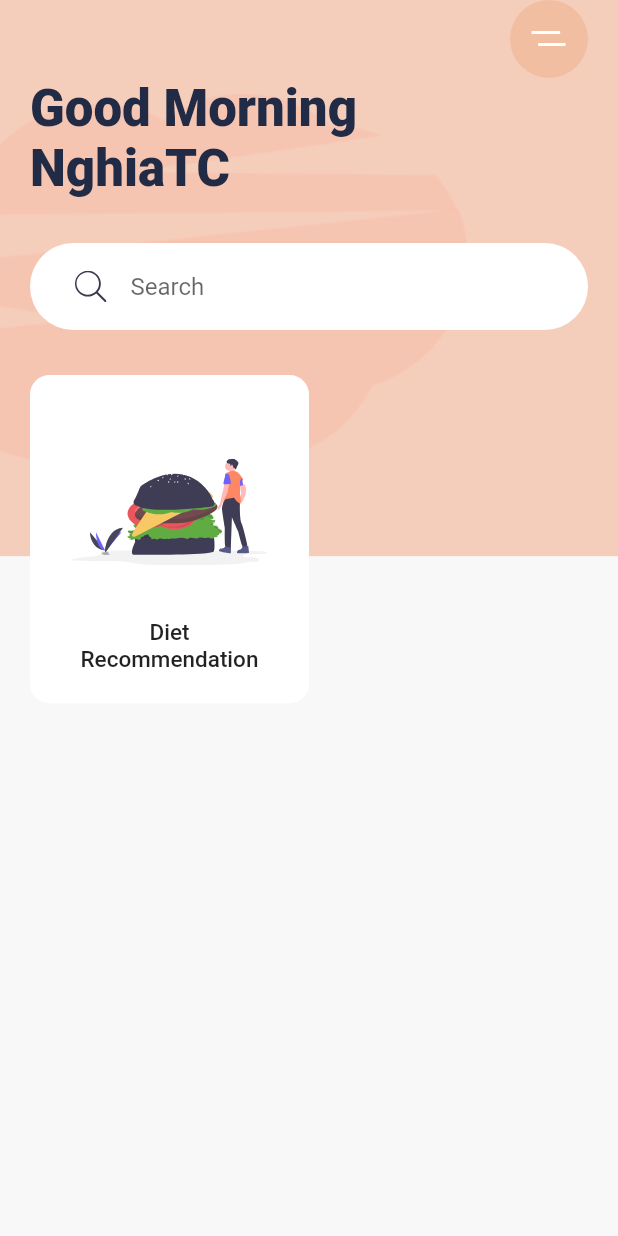
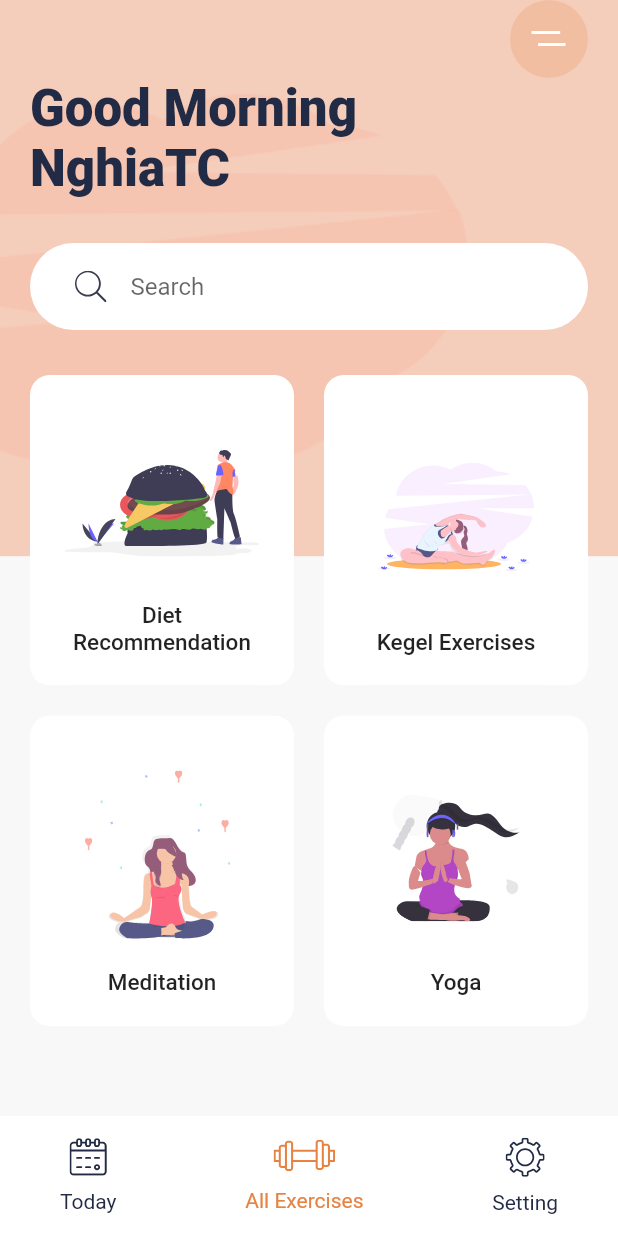
Before and after one commit to congnghia0609/nfitness, a Flutter app: the screen it shows after launch, on a phone screen of 412 x 824 dp. Run offline on Flutter 3.47's test engine with Material 2 defaults, Android fonts, the phone set to English and light mode, and no system bars; our stand-ins replace flutter_svg.

```diff
--- a/lib/main.dart
+++ b/lib/main.dart
@@ -2,6 +2,11 @@ import 'package:flutter/material.dart';
 import 'package:flutter/painting.dart';
 import 'package:flutter_svg/flutter_svg.dart';
 import 'package:nfitness/constants.dart';
+import 'package:nfitness/screens/details_screen.dart';
+
+import 'widgets/bottom_nav_bar.dart';
+import 'widgets/category_card.dart';
+import 'widgets/search_bar.dart';
 
 void main() {
   runApp(MyApp());
@@ -29,6 +34,7 @@ class HomeScreen extends StatelessWidget {
   Widget build(BuildContext context) {
     var size = MediaQuery.of(context).size; // this gonna give us total height and with of our divice
     return Scaffold(
+      bottomNavigationBar: BottomNavBar(),
       body: Stack(
         children: <Widget>[
           Container(
@@ -63,32 +69,45 @@ class HomeScreen extends StatelessWidget {
                   ),
                   Text(
                     "Good Morning \nNghiaTC",
-                    style: Theme.of(context)
-                        .textTheme
-                        .display1
-                        .copyWith(fontWeight: FontWeight.w900),
+                    style: Theme.of(context).textTheme.display1.copyWith(fontWeight: FontWeight.w900),
                   ),
-                  Container(
-                    margin: EdgeInsets.symmetric(vertical: 30),
-                    padding: EdgeInsets.symmetric(horizontal: 30, vertical: 5),
-                    decoration: BoxDecoration(
-                      color: Colors.white,
-                      borderRadius: BorderRadius.circular(29.5),
-                    ),
-                    child: TextField(
-                      decoration: InputDecoration(
-                        hintText: "Search",
-                        icon: SvgPicture.asset("assets/icons/search.svg"),
-                        border: InputBorder.none,
-                      ),
-                    ),
-                  ),
+                  SearchBar(),
                   Expanded(
                     child: GridView.count(
                       crossAxisCount: 2,
                       childAspectRatio: .85,
+                      crossAxisSpacing: 20,
+                      mainAxisSpacing: 20,
                       children: <Widget>[
-                        CategoryCard(),
+                        CategoryCard(
+                          title: "Diet Recommendation",
+                          svgSrc: "assets/icons/Hamburger.svg",
+                          press: () {},
+                        ),
+                        CategoryCard(
+                          title: "Kegel Exercises",
+                          svgSrc: "assets/icons/Excrecises.svg",
+                          press: () {},
+                        ),
+                        CategoryCard(
+                          title: "Meditation",
+                          svgSrc: "assets/icons/Meditation.svg",
+                          press: () {
+                            Navigator.push(
+                              context,
+                              MaterialPageRoute(
+                                builder: (context) {
+                                  return DetailsScreen();
+                                },
+                              ),
+                            );
+                          },
+                        ),
+                        CategoryCard(
+                          title: "Yoga",
+                          svgSrc: "assets/icons/yoga.svg",
+                          press: () {},
+                        ),
                       ],
                     ),
                   )
@@ -101,35 +120,3 @@ class HomeScreen extends StatelessWidget {
     );
   }
 }
-
-class CategoryCard extends StatelessWidget {
-  const CategoryCard({
-    Key key,
-  }) : super(key: key);
-
-  @override
-  Widget build(BuildContext context) {
-    return Container(
-      padding: EdgeInsets.all(20),
-      decoration: BoxDecoration(
-        color: Colors.white,
-        borderRadius: BorderRadius.circular(13),
-      ),
-      child: Column(
-        children: <Widget>[
-          Spacer(),
-          SvgPicture.asset("assets/icons/Hamburger.svg"),
-          Spacer(),
-          Text(
-            "Diet Recommendation",
-            textAlign: TextAlign.center,
-            style: Theme.of(context)
-                .textTheme
-                .title
-                .copyWith(fontSize: 15),
-          ),
-        ],
-      ),
-    );
-  }
-}
--- /dev/null
+++ b/lib/widgets/bottom_nav_bar.dart
@@ -0,0 +1,99 @@
+/*
+ * Copyright 2020 nghiatc.
+ *
+ * Licensed under the Apache License, Version 2.0 (the "License");
+ * you may not use this file except in compliance with the License.
+ * You may obtain a copy of the License at
+ *
+ *      http://www.apache.org/licenses/LICENSE-2.0
+ *
+ * Unless required by applicable law or agreed to in writing, software
+ * distributed under the License is distributed on an "AS IS" BASIS,
+ * WITHOUT WARRANTIES OR CONDITIONS OF ANY KIND, either express or implied.
+ * See the License for the specific language governing permissions and
+ * limitations under the License.
+ */
+
+///
+/// @author nghiatc
+/// @since Aug 27, 2020
+
+import 'package:flutter/material.dart';
+import 'package:flutter_svg/flutter_svg.dart';
+
+import '../constants.dart';
+
+class BottomNavBar extends StatelessWidget {
+  const BottomNavBar({
+    Key key,
+  }) : super(key: key);
+
+  @override
+  Widget build(BuildContext context) {
+    return Container(
+      padding: EdgeInsets.symmetric(
+          horizontal: 40, vertical: 10
+      ),
+      height: 80,
+      color: Colors.white,
+      child: Row(
+        mainAxisAlignment: MainAxisAlignment.spaceBetween,
+        children: <Widget>[
+          BottomNavItem(
+            title: "Today",
+            svgScr: "assets/icons/calendar.svg",
+            press: () {},
+          ),
+          BottomNavItem(
+            title: "All Exercises",
+            svgScr: "assets/icons/gym.svg",
+            press: () {},
+            isActive: true,
+          ),
+          BottomNavItem(
+            title: "Setting",
+            svgScr: "assets/icons/Settings.svg",
+            press: () {},
+          ),
+        ],
+      ),
+    );
+  }
+}
+
+class BottomNavItem extends StatelessWidget {
+  final String svgScr;
+  final String title;
+  final Function press;
+  final bool isActive;
+
+  const BottomNavItem({
+    Key key,
+    this.svgScr,
+    this.title,
+    this.press,
+    this.isActive = false,
+  }) : super(key: key);
+
+  @override
+  Widget build(BuildContext context) {
+    return GestureDetector(
+      onTap: press,
+      child: Column(
+        mainAxisAlignment: MainAxisAlignment.spaceAround,
+        children: <Widget>[
+          SvgPicture.asset(
+            svgScr,
+            color: isActive ? kActiveIconColor : kTextColor,
+          ),
+          Text(
+            title,
+            style: TextStyle(
+              color: isActive ? kActiveIconColor : kTextColor,
+            ),
+          ),
+        ],
+      ),
+    );
+  }
+}
--- /dev/null
+++ b/lib/widgets/category_card.dart
@@ -0,0 +1,80 @@
+/*
+ * Copyright 2020 nghiatc.
+ *
+ * Licensed under the Apache License, Version 2.0 (the "License");
+ * you may not use this file except in compliance with the License.
+ * You may obtain a copy of the License at
+ *
+ *      http://www.apache.org/licenses/LICENSE-2.0
+ *
+ * Unless required by applicable law or agreed to in writing, software
+ * distributed under the License is distributed on an "AS IS" BASIS,
+ * WITHOUT WARRANTIES OR CONDITIONS OF ANY KIND, either express or implied.
+ * See the License for the specific language governing permissions and
+ * limitations under the License.
+ */
+
+///
+/// @author nghiatc
+/// @since Aug 27, 2020
+
+import 'package:flutter/material.dart';
+import 'package:flutter_svg/flutter_svg.dart';
+
+import '../constants.dart';
+
+class CategoryCard extends StatelessWidget {
+  final String svgSrc;
+  final String title;
+  final Function press;
+
+  const CategoryCard({
+    Key key, this.svgSrc, this.title, this.press,
+  }) : super(key: key);
+
+  @override
+  Widget build(BuildContext context) {
+    return ClipRRect(
+      borderRadius: BorderRadius.circular(13),
+      child: Container(
+        // padding: EdgeInsets.all(20),
+        decoration: BoxDecoration(
+          color: Colors.white,
+          borderRadius: BorderRadius.circular(13),
+          boxShadow: [
+            BoxShadow(
+              offset: Offset(0, 17),
+              blurRadius: 17,
+              spreadRadius: -23,
+              color: kShadowColor,
+            ),
+          ],
+        ),
+        child: Material(
+          color: Colors.transparent,
+          child: InkWell(
+            onTap: press,
+            child: Padding(
+              padding: const EdgeInsets.all(20.0),
+              child: Column(
+                children: <Widget>[
+                  Spacer(),
+                  SvgPicture.asset(svgSrc),
+                  Spacer(),
+                  Text(
+                    title,
+                    textAlign: TextAlign.center,
+                    style: Theme.of(context)
+                        .textTheme
+                        .title
+                        .copyWith(fontSize: 15),
+                  ),
+                ],
+              ),
+            ),
+          ),
+        ),
+      ),
+    );
+  }
+}
--- /dev/null
+++ b/lib/widgets/search_bar.dart
@@ -0,0 +1,47 @@
+/*
+ * Copyright 2020 nghiatc.
+ *
+ * Licensed under the Apache License, Version 2.0 (the "License");
+ * you may not use this file except in compliance with the License.
+ * You may obtain a copy of the License at
+ *
+ *      http://www.apache.org/licenses/LICENSE-2.0
+ *
+ * Unless required by applicable law or agreed to in writing, software
+ * distributed under the License is distributed on an "AS IS" BASIS,
+ * WITHOUT WARRANTIES OR CONDITIONS OF ANY KIND, either express or implied.
+ * See the License for the specific language governing permissions and
+ * limitations under the License.
+ */
+
+///
+/// @author nghiatc
+/// @since Aug 27, 2020
+
+import 'package:flutter/material.dart';
+import 'package:flutter_svg/flutter_svg.dart';
+
+class SearchBar extends StatelessWidget {
+  const SearchBar({
+    Key key,
+  }) : super(key: key);
+
+  @override
+  Widget build(BuildContext context) {
+    return Container(
+      margin: EdgeInsets.symmetric(vertical: 30),
+      padding: EdgeInsets.symmetric(horizontal: 30, vertical: 5),
+      decoration: BoxDecoration(
+        color: Colors.white,
+        borderRadius: BorderRadius.circular(29.5),
+      ),
+      child: TextField(
+        decoration: InputDecoration(
+          hintText: "Search",
+          icon: SvgPicture.asset("assets/icons/search.svg"),
+          border: InputBorder.none,
+        ),
+      ),
+    );
+  }
+}
```
Also changed, not shown: lib/screens/details_screen.dart (added, +241 -0 lines).
